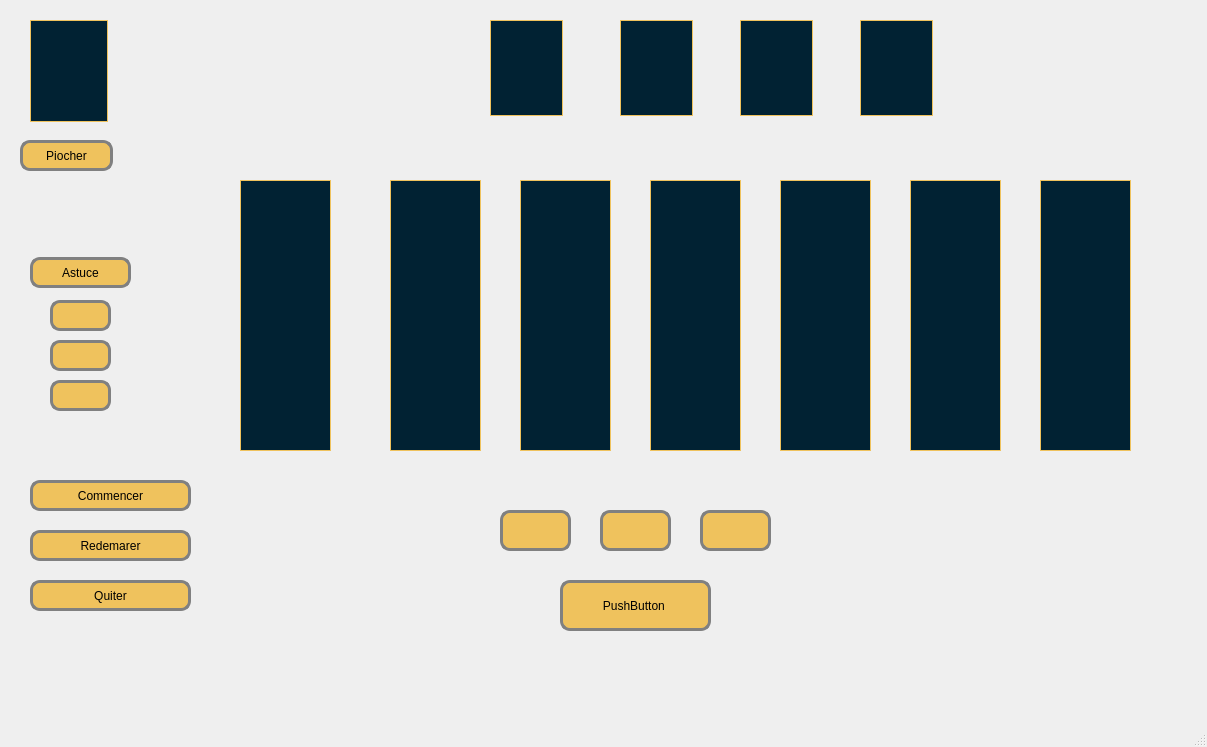
Above: mainwindow.ui from OussamaKor/Solitaire before the change. Below: the same form after it.
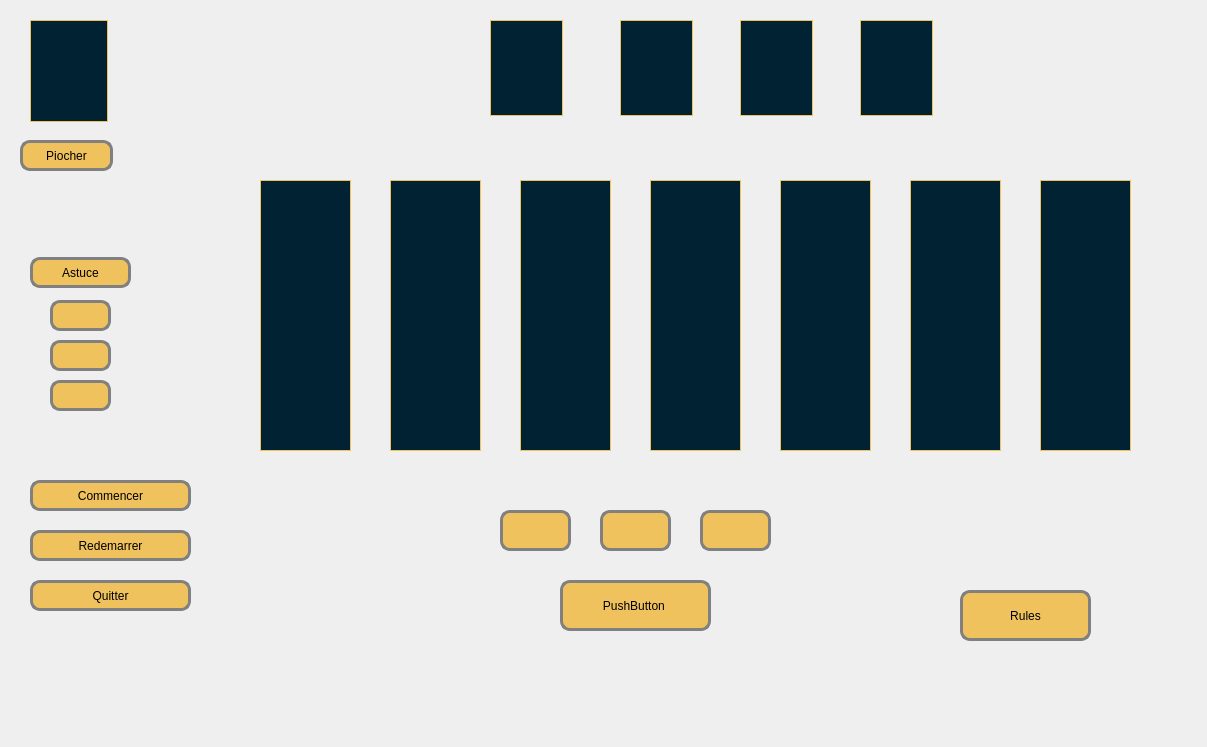
That is the form after the change. Icons and pictures are not drawn.

```diff
--- a/mainwindow.ui
+++ b/mainwindow.ui
@@ -205,7 +205,7 @@
    <widget class="QLabel" name="colonne1">
     <property name="geometry">
      <rect>
-      <x>240</x>
+      <x>260</x>
       <y>180</y>
       <width>91</width>
       <height>271</height>
@@ -422,7 +422,7 @@
     selection-background-color: darkgray;</string>
     </property>
     <property name="text">
-     <string>Redemarer</string>
+     <string>Redemarrer</string>
     </property>
    </widget>
    <widget class="QPushButton" name="pushButton_6">
@@ -442,7 +442,7 @@
     selection-background-color: darkgray;</string>
     </property>
     <property name="text">
-     <string>Quiter</string>
+     <string>Quitter</string>
     </property>
    </widget>
    <widget class="QLabel" name="colonne5">
@@ -485,6 +485,26 @@
      <set>Qt::AlignHCenter|Qt::AlignTop</set>
     </property>
    </widget>
+   <widget class="QPushButton" name="pushButton">
+    <property name="geometry">
+     <rect>
+      <x>960</x>
+      <y>590</y>
+      <width>131</width>
+      <height>51</height>
+     </rect>
+    </property>
+    <property name="styleSheet">
+     <string notr="true">border: 3px solid gray;
+    border-radius: 10px;
+    padding: 0 8px;
+    background: solid #efc25d;
+    selection-background-color: darkgray;</string>
+    </property>
+    <property name="text">
+     <string>Rules</string>
+    </property>
+   </widget>
   </widget>
   <widget class="QMenuBar" name="menubar">
    <property name="geometry">
@@ -496,7 +516,6 @@
     </rect>
    </property>
   </widget>
-  <widget class="QStatusBar" name="statusbar"/>
  </widget>
  <resources/>
  <connections>
```
